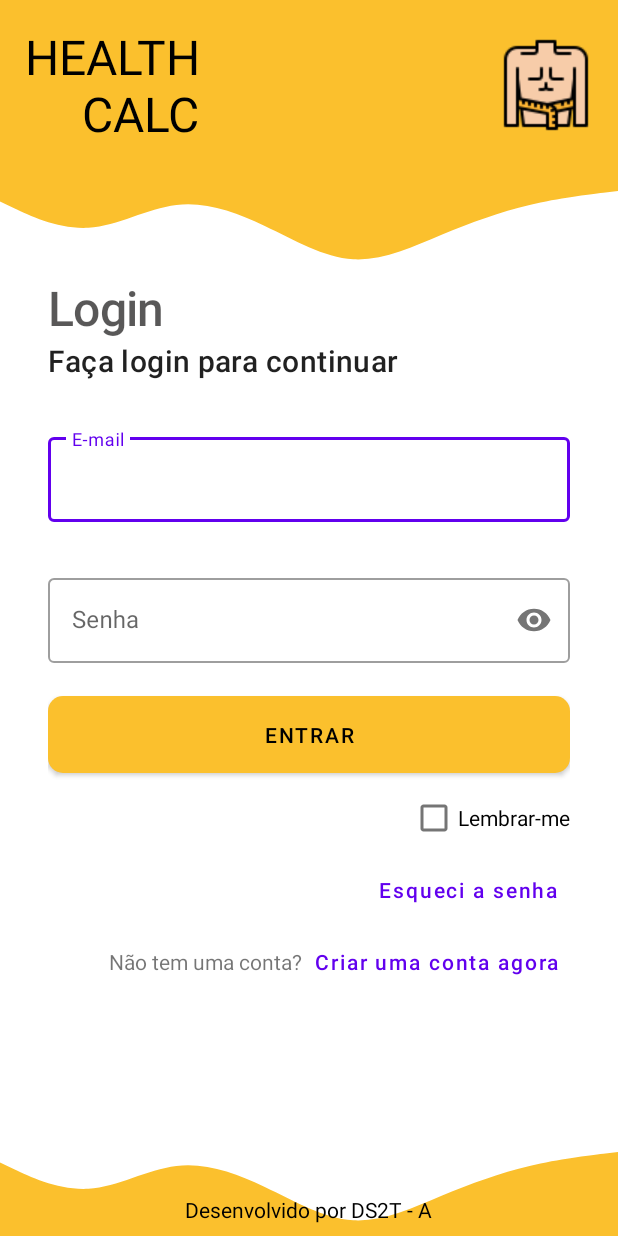
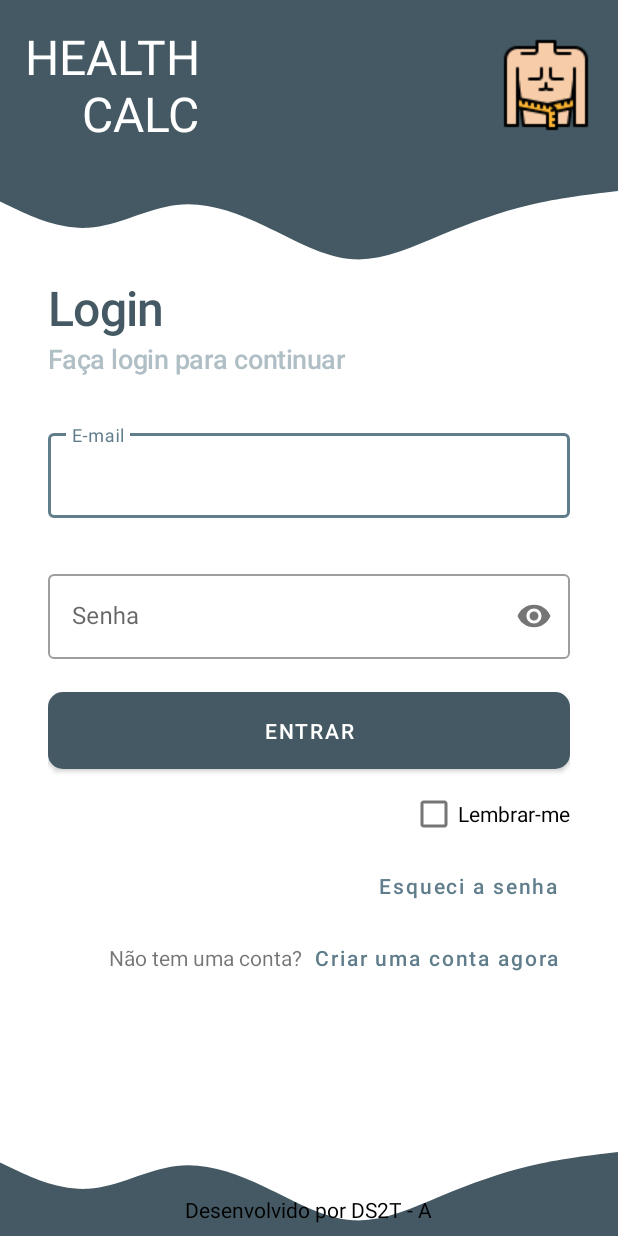
Before and after one commit to GeorgeLeal7/Imc-App, an Android app: the screen it shows after launch (MainActivity), on a phone screen of 412 x 824 dp. Run offline under Robolectric (Android 15) with nearby library versions, the phone set to English and light mode, and no system bars; Roboto replaces fonts that are not available here.

Commit message:
App em processo..

```diff
--- a/app/src/main/AndroidManifest.xml
+++ b/app/src/main/AndroidManifest.xml
@@ -9,13 +9,17 @@
         android:roundIcon="@drawable/imc64"
         android:supportsRtl="true"
         android:theme="@style/Theme.ImcApp">
-        <activity android:name=".MainActivity" android:screenOrientation="portrait">
+        <activity android:name=".DashBoardActivity"></activity>
+        <activity
+            android:name=".MainActivity"
+            android:screenOrientation="portrait">
             <intent-filter>
                 <action android:name="android.intent.action.MAIN" />
 
                 <category android:name="android.intent.category.LAUNCHER" />
             </intent-filter>
         </activity>
+
         <meta-data
             android:name="preloaded_fonts"
             android:resource="@array/preloaded_fonts" />
--- a/app/src/main/java/com/example/imcapp/MainActivity.kt
+++ b/app/src/main/java/com/example/imcapp/MainActivity.kt
@@ -1,7 +1,9 @@
 package com.example.imcapp
 
+import android.content.Intent
 import androidx.appcompat.app.AppCompatActivity
 import android.os.Bundle
+import android.widget.Button
 
 class MainActivity : AppCompatActivity() {
     override fun onCreate(savedInstanceState: Bundle?) {
@@ -11,5 +13,12 @@ class MainActivity : AppCompatActivity() {
         //!! se chama double-bang
         supportActionBar!!.hide()
 
+        val buttonEntrar = findViewById<Button>(R.id.button_entrar)
+
+        buttonEntrar.setOnClickListener {
+            val abrirDashboard = Intent(this, DashBoardActivity::class.java)
+            startActivity(abrirDashboard)
+        }
+
     }
 }
--- a/app/src/main/res/drawable/ic_wave_down.xml
+++ b/app/src/main/res/drawable/ic_wave_down.xml
@@ -5,5 +5,5 @@
     android:viewportHeight="320">
   <path
       android:pathData="M0,96L34.3,117.3C68.6,139 137,181 206,176C274.3,171 343,117 411,106.7C480,96 549,128 617,170.7C685.7,213 754,267 823,272C891.4,277 960,235 1029,197.3C1097.1,160 1166,128 1234,106.7C1302.9,85 1371,75 1406,69.3L1440,64L1440,320L1405.7,320C1371.4,320 1303,320 1234,320C1165.7,320 1097,320 1029,320C960,320 891,320 823,320C754.3,320 686,320 617,320C548.6,320 480,320 411,320C342.9,320 274,320 206,320C137.1,320 69,320 34,320L0,320Z"
-      android:fillColor="#fbc02d"/>
+      android:fillColor="@color/blue_700"/>
 </vector>
--- a/app/src/main/res/drawable/ic_wave_up.xml
+++ b/app/src/main/res/drawable/ic_wave_up.xml
@@ -5,5 +5,5 @@
     android:viewportHeight="320">
   <path
       android:pathData="M0,96L34.3,117.3C68.6,139 137,181 206,176C274.3,171 343,117 411,106.7C480,96 549,128 617,170.7C685.7,213 754,267 823,272C891.4,277 960,235 1029,197.3C1097.1,160 1166,128 1234,106.7C1302.9,85 1371,75 1406,69.3L1440,64L1440,0L1405.7,0C1371.4,0 1303,0 1234,0C1165.7,0 1097,0 1029,0C960,0 891,0 823,0C754.3,0 686,0 617,0C548.6,0 480,0 411,0C342.9,0 274,0 206,0C137.1,0 69,0 34,0L0,0Z"
-      android:fillColor="#fbc02d"/>
+      android:fillColor="@color/blue_700"/>
 </vector>
--- a/app/src/main/res/layout/activity_main.xml
+++ b/app/src/main/res/layout/activity_main.xml
@@ -15,7 +15,7 @@
         android:layout_alignParentStart="true"
         android:layout_alignParentEnd="true"
         android:padding="16dp"
-        android:background="#fbc02d">
+        android:background="@color/blue_700">
 
         <TextView
             android:id="@+id/tv_titulo"
@@ -26,7 +26,7 @@
             android:fontFamily="@font/bowlby_one"
             android:gravity="end"
             android:text="HEALTH\nCALC"
-            android:textColor="@color/black"
+            android:textColor="@color/white"
             android:textSize="32sp" />
 
         <ImageView
@@ -88,7 +88,7 @@
                 android:layout_width="wrap_content"
                 android:layout_height="wrap_content"
                 android:text="@string/login_subtitulo"
-                android:textAppearance="@style/TextAppearance.MaterialComponents.Headline6"/>
+                android:textAppearance="@style/subtitulo"/>
 
             <com.google.android.material.textfield.TextInputLayout
                 android:layout_width="match_parent"
@@ -121,6 +121,7 @@
             </com.google.android.material.textfield.TextInputLayout>
 
             <Button
+                android:id="@+id/button_entrar"
                 android:layout_width="match_parent"
                 android:layout_height="wrap_content"
                 android:text="@string/login_entrar"
--- a/app/src/main/res/values/colors.xml
+++ b/app/src/main/res/values/colors.xml
@@ -7,4 +7,8 @@
     <color name="teal_700">#FF018786</color>
     <color name="black">#FF000000</color>
     <color name="white">#FFFFFFFF</color>
+
+    <color name="blue_500">#607d8b</color>
+    <color name="blue_700">#445963</color>
+    <color name="blue_200">#b0bec5</color>
 </resources>
--- a/app/src/main/res/values/strings.xml
+++ b/app/src/main/res/values/strings.xml
@@ -10,4 +10,5 @@
     <string name="login_esqueci">Esqueci a senha</string>
     <string name="login_nao_tem_conta">Não tem uma conta?</string>
     <string name="login_criar_conta">Criar uma conta agora</string>
+
 </resources>
--- a/app/src/main/res/values/themes.xml
+++ b/app/src/main/res/values/themes.xml
@@ -2,26 +2,54 @@
     <!-- Base application theme. -->
     <style name="Theme.ImcApp" parent="Theme.MaterialComponents.DayNight.DarkActionBar">
         <!-- Primary brand color. -->
-        <item name="colorPrimary">@color/purple_500</item>
+        <!--<item name="colorPrimary">@color/purple_500</item>
         <item name="colorPrimaryVariant">@color/purple_700</item>
+        <item name="colorOnPrimary">@color/white</item>-->
+        <item name="colorPrimary">@color/blue_500</item>
+        <item name="colorPrimaryVariant">@color/blue_700</item>
         <item name="colorOnPrimary">@color/white</item>
         <!-- Secondary brand color. -->
-        <item name="colorSecondary">@color/teal_200</item>
-        <item name="colorSecondaryVariant">@color/teal_700</item>
+        <item name="colorSecondary">@color/blue_200</item>
+        <item name="colorSecondaryVariant">@color/blue_700</item>
         <item name="colorOnSecondary">@color/black</item>
         <!-- Status bar color. -->
         <item name="android:statusBarColor" tools:targetApi="l">?attr/colorPrimaryVariant</item>
         <!-- Customize your theme here. -->
     </style>
-    <style name="titulo" parent="TextAppearance.MaterialComponents.Headline1">
+    <style
+        name="titulo"
+        parent="TextAppearance.MaterialComponents.Headline1">
         <item name="android:textSize">32sp</item>
-        <item name="android:textColor">#B00E0D0D</item>
+        <item name="android:textColor">@color/blue_700</item>
         <item name="android:textStyle">bold</item>
     </style>
-    <style name="button_login" parent="@style/Widget.MaterialComponents.Button">
-        <item name="backgroundTint">#fbc02d</item>
-        <item name="android:textColor">#000000</item>
+    <style
+        name="subtitulo"
+        parent="TextAppearance.MaterialComponents.Headline1">
+        <item name="android:textSize">18sp</item>
+        <item name="android:textColor">@color/blue_200</item>
+        <item name="android:textStyle">bold</item>
+    </style>
+    <style
+        name="button_login"
+        parent="@style/Widget.MaterialComponents.Button">
+        <item name="backgroundTint">@color/blue_700</item>
+        <item name="android:textColor">@color/white</item>
         <item name="android:padding">16dp</item>
         <item name="cornerRadius">10dp</item>
     </style>
+    <style name="dashboard_values" parent="TextAppearance.MaterialComponents.Headline5">
+        <item name="backgroundTint">@color/blue_700</item>
+        <item name="android:textColor">@color/white</item>
+        <item name="android:textStyle">bold</item>
+    </style>
+    <style name="dashboard_labels" parent="TextAppearance.MaterialComponents.Headline6">
+        <item name="backgroundTint">@color/blue_700</item>
+        <item name="android:textColor">@color/white</item>
+        <item name="android:textSize">14dp</item>
+    </style>
+    <style name="card_titulo" parent="TextAppearance.MaterialComponents.Headline6">
+        <item name="android:textColor">@color/black</item>
+        <item name="android:textSize">22dp</item>
+    </style>
 </resources>
```
Also changed, not shown: app/src/main/java/com/example/imcapp/DashBoardActivity.kt (added, +13 -0 lines), app/src/main/res/drawable/dash_board_background.xml (added, +7 -0 lines), app/src/main/res/layout/activity_dash_board.xml (added, +241 -0 lines), app/src/main/res/drawable-v24/balanca.png (added), app/src/main/res/drawable-v24/grafico.png (added), app/src/main/res/drawable-v24/megan.jpg (added).
